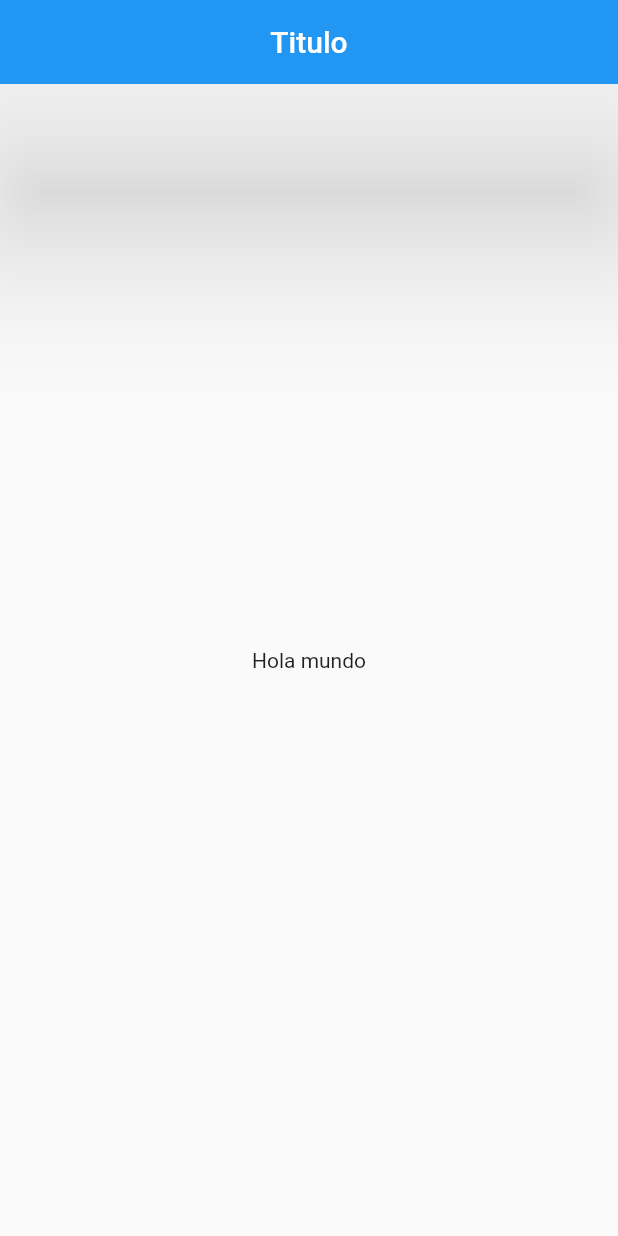
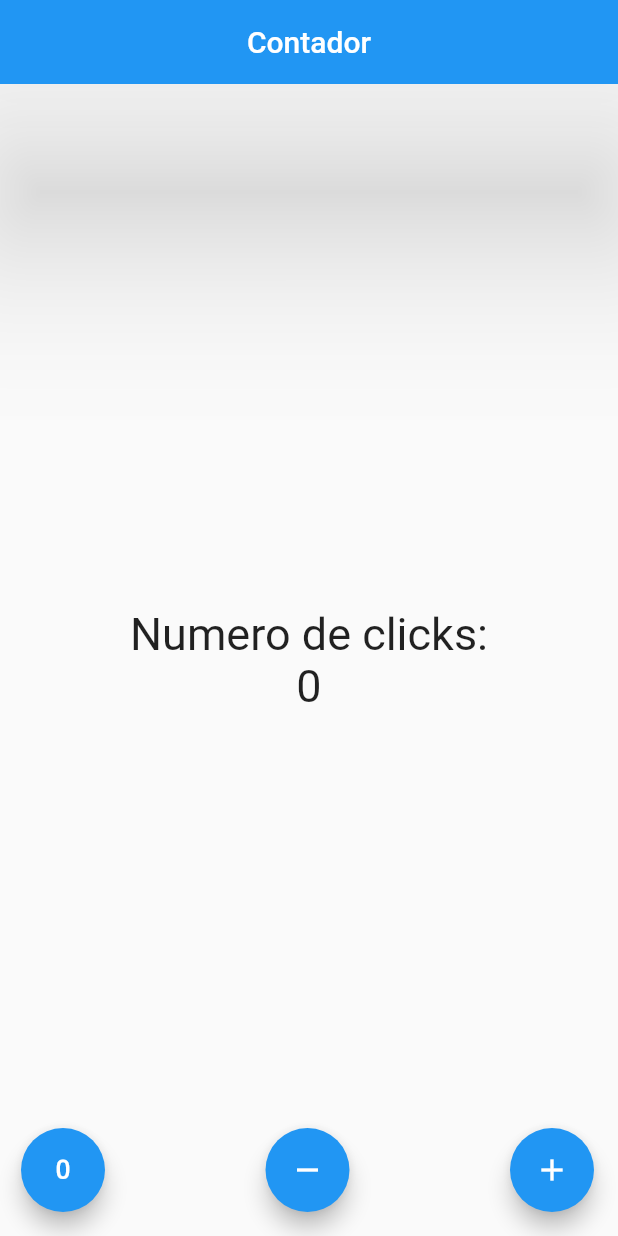
Before and after one commit to FranciscoArmijo/contador_flutter, a Flutter app: the screen it shows after launch, on a phone screen of 412 x 824 dp. Run offline on Flutter 3.47's test engine with Material 2 defaults, Android fonts, the phone set to English and light mode, and no system bars.

Commit message:
botones agregar y quitar

```diff
--- a/lib/main.dart
+++ b/lib/main.dart
@@ -3,5 +3,6 @@ import 'package:flutter/material.dart';
 import 'src/app.dart';
 
 void main() {
+  //llama al widget creado en app.dart
   runApp(new MyApp());
 }
--- a/lib/src/app.dart
+++ b/lib/src/app.dart
@@ -1,4 +1,4 @@
-import 'package:contador/src/pages/home_page.dart';
+import 'package:contador/src/pages/contador_page.dart';
 import 'package:flutter/material.dart';
 
 //creacion de widget
@@ -6,7 +6,8 @@ class MyApp extends StatelessWidget {
   @override
   Widget build(context) {
     return MaterialApp(
-      home: HomePage(),
+      debugShowCheckedModeBanner: false,
+      home: ContadorPage(),
     );
   }
 }
--- /dev/null
+++ b/lib/src/pages/contador_page.dart
@@ -0,0 +1,78 @@
+import 'package:flutter/material.dart';
+import 'package:flutter/rendering.dart';
+
+class ContadorPage extends StatefulWidget {
+  @override
+  createState() {
+    return _ContadorPageState();
+  }
+}
+
+class _ContadorPageState extends State<ContadorPage> {
+  final _estiloTexto = new TextStyle(fontSize: 30);
+  int _conteo = 0;
+  @override
+  Widget build(BuildContext context) {
+    return Scaffold(
+        appBar: AppBar(
+          title: Center(child: Text('Contador')),
+          elevation: 50.0,
+        ),
+        body: Center(
+            child: Column(
+          mainAxisAlignment: MainAxisAlignment.center,
+          children: <Widget>[
+            Text(
+              'Numero de clicks:',
+              style: _estiloTexto,
+            ),
+            Text('$_conteo', style: _estiloTexto),
+          ],
+        )),
+        floatingActionButton: _crearBotones());
+  }
+
+  //crear funcion de botones
+  Widget _crearBotones() {
+    return Row(
+      mainAxisAlignment: MainAxisAlignment.end,
+      children: <Widget>[
+        SizedBox(
+          width: 30.0,
+        ),
+        FloatingActionButton(
+            onPressed: _reset, child: Icon(Icons.exposure_zero)),
+        Expanded(
+          child: SizedBox(
+            width: 5.0,
+          ),
+        ),
+        FloatingActionButton(onPressed: _sustraer, child: Icon(Icons.remove)),
+        Expanded(
+          child: SizedBox(
+            width: 5.0,
+          ),
+        ),
+        FloatingActionButton(onPressed: _agregar, child: Icon(Icons.add)),
+      ],
+    );
+  }
+
+  void _agregar() {
+    setState(() {
+      _conteo++;
+    });
+  }
+
+  void _sustraer() {
+    setState(() {
+      _conteo--;
+    });
+  }
+
+  void _reset() {
+    setState(() {
+      _conteo = 0;
+    });
+  }
+}
```
Also changed, not shown: lib/src/pages/home_page.dart (+23 -2 lines).
